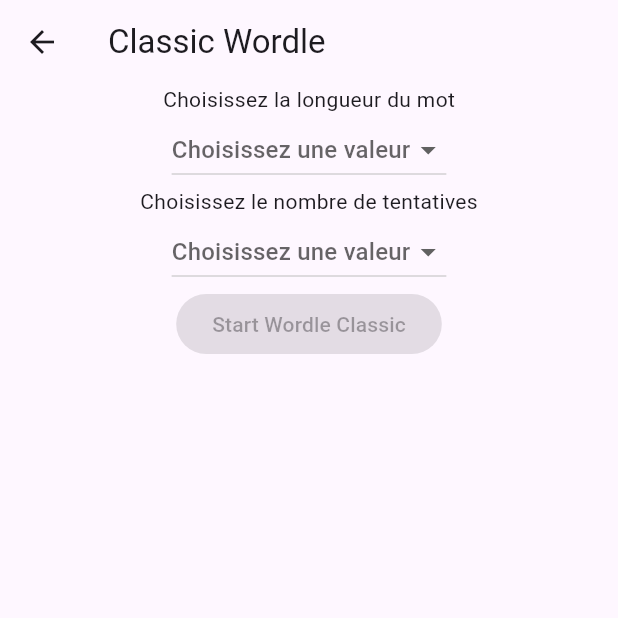
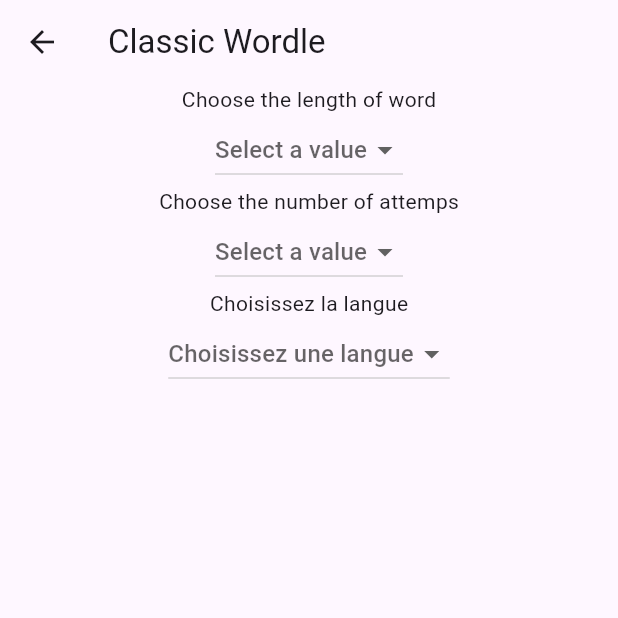
Before and after one commit to vitalfocheux/Eldrow, a Flutter app: the StartClassic screen opened directly, on a phone screen of 412 x 824 dp, the top half of it. Run offline on Flutter 3.47's test engine with Material 3 defaults, Android fonts, the phone set to English and light mode, and no system bars.

Commit message:
Ajout du choix de la langue

```diff
--- a/lib/wordle/start_classic.dart
+++ b/lib/wordle/start_classic.dart
@@ -1,4 +1,3 @@
-import 'package:Wordle/word_list/word_lists.dart';
 import 'package:flutter/material.dart';
 import 'package:Wordle/button/start_button.dart';
 
@@ -13,6 +12,7 @@ class _StartClassicState extends State<StartClassic> {
   int wordleAttempts = 0;
   String? _selectedValueLenght;
   String? _selectedValueAttempts;
+  String? _selectedLanguage;
 
   @override
   Widget build(BuildContext context) {
@@ -21,13 +21,12 @@ class _StartClassicState extends State<StartClassic> {
         title: Text('Classic Wordle'),
       ),
       body: Center(
-        //child: StartButtonFrench(context, text: 'Start Wordle Classic'),
         child: Column(
           children: [
-            Text('Choisissez la longueur du mot'),
+            Text('Choose the length of word'),
             DropdownButton<String>(
               value: _selectedValueLenght,
-              hint: Text('Choisissez une valeur'),
+              hint: Text('Select a value'),
               items: <String>['3', '4', '5', '6', '7', '8', '9'].map((String value) {
                 return DropdownMenuItem<String>(
                   value: value,
@@ -41,10 +40,10 @@ class _StartClassicState extends State<StartClassic> {
                 });
               },
             ),
-            Text('Choisissez le nombre de tentatives'),
+            Text('Choose the number of attemps'),
             DropdownButton<String>(
               value: _selectedValueAttempts,
-              hint: Text('Choisissez une valeur'),
+              hint: Text('Select a value'),
               items: <String>['3', '4', '5', '6', '7', '8', '9'].map((String value) {
                 return DropdownMenuItem<String>(
                   value: value,
@@ -58,13 +57,51 @@ class _StartClassicState extends State<StartClassic> {
                 });
               },
             ),
-            StartButtonFrench(context, text: 'Start Wordle Classic', wordleLength: wordleLength, maxAttemps: wordleAttempts,),
-            /*ElevatedButton(
-                onPressed: wordleLength > 0 && wordleAttempts > 0 ? () {
-                  StartButtonFrench(context, text: 'Start Wordle Classic', wordleLength: wordleLength, maxAttemps: wordleAttempts,);
-                } : null,
-                child: Text('Start Wordle Classic'),
-            ),*/
+            Text('Choisissez la langue'),
+            DropdownButton<String>(
+                value: _selectedLanguage,
+                hint: Text('Choisissez une langue'),
+                items: [
+                  DropdownMenuItem(
+                      value: 'fr',
+                      child: Row(
+                        children: [
+                          Image.asset('assets/flags/fr.png', width: 24,),
+                          SizedBox(width: 8,),
+                          Text('French'),
+                        ],
+                      )
+                  ),
+                  DropdownMenuItem(
+                    value: 'en',
+                    child: Row(
+                      children: [
+                        Image.asset('assets/flags/en.png', width: 24,),
+                        SizedBox(width: 8,),
+                        Text('English'),
+                      ],
+                    )
+                  ),
+                  DropdownMenuItem(
+                      value: 'es',
+                      child: Row(
+                        children: [
+                          Image.asset('assets/flags/es.png', width: 24,),
+                          SizedBox(width: 8,),
+                          Text('Spanish'),
+                        ],
+                      )
+                  ),
+                ],
+                onChanged: (String? value) {
+                  setState(() {
+                    _selectedLanguage = value;
+                  });
+                },
+            ),
+            if(_selectedLanguage == 'fr') StartButtonFrench(context, text: 'Start Wordle Classic', wordleLength: wordleLength, maxAttemps: wordleAttempts,),
+            if(_selectedLanguage == 'en') StartButtonEnglish(context, text: 'Start Wordle Classic', wordleLength: wordleLength, maxAttemps: wordleAttempts,),
+            if(_selectedLanguage == 'es') StartButtonSpanish(context, text: 'Start Wordle Classic', wordleLength: wordleLength, maxAttemps: wordleAttempts,),
           ],
         ),
       ),
--- a/pubspec.yaml
+++ b/pubspec.yaml
@@ -63,6 +63,9 @@ flutter:
      - assets/dict/french_words.json
      - assets/dict/english_words.json
      - assets/dict/spanish_words.json
+     - assets/flags/fr.png
+     - assets/flags/en.png
+     - assets/flags/es.png
   #   - images/a_dot_ham.jpeg
 
   # An image asset can refer to one or more resolution-specific "variants", see
```
Also changed, not shown: assets/flags/en.png (added), assets/flags/es.png (added), assets/flags/fr.png (added).
